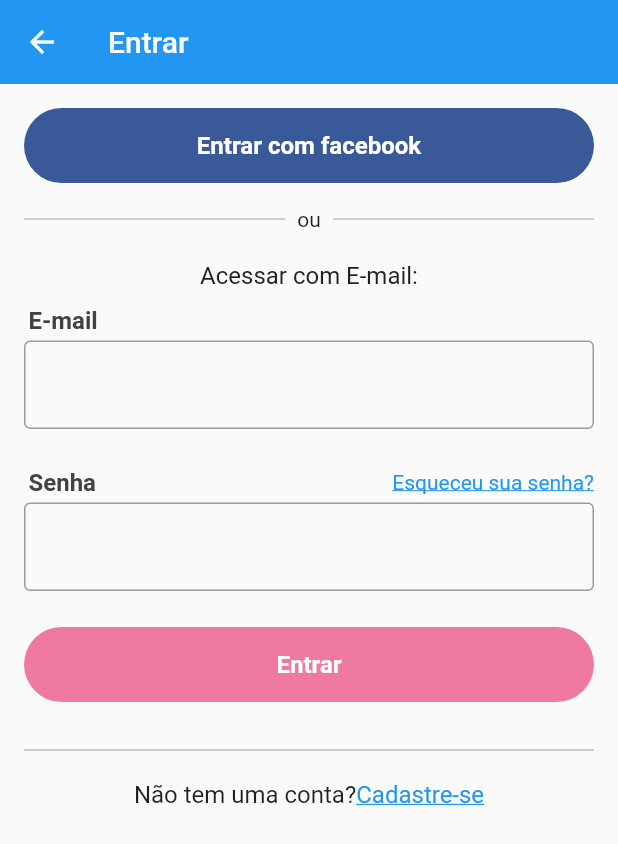
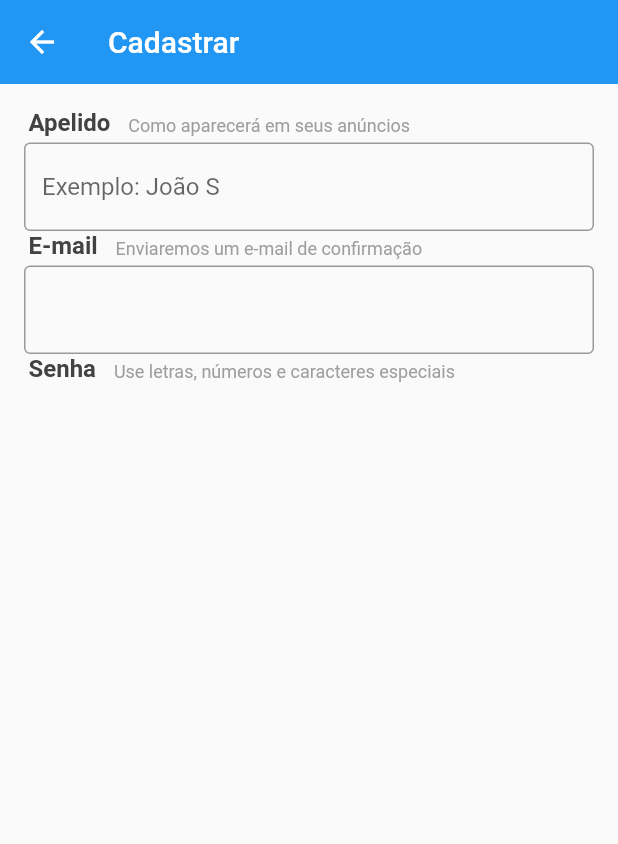
Before and after one commit to dieinimymaganha/olx, a Flutter app: the LoginScreen screen opened directly, after a tap on "Cadastre-se", on a phone screen of 412 x 824 dp. Shown: the top 844 px of the screen. Run offline on Flutter 3.47's test engine with Material 2 defaults, Android fonts, the phone set to English and light mode, and no system bars; our stand-ins replace brasil_fields, parse_server_sdk, rxdart.

Commit message:
284 - 19 - Começando a tela de cadastro

```diff
--- a/xlo/lib/screens/base/base_screen.dart
+++ b/xlo/lib/screens/base/base_screen.dart
@@ -25,7 +25,9 @@ class _BaseScreenState extends State<BaseScreen> {
       _drawerBloc = drawerBloc;
       _drawerSubscription?.cancel();
       _drawerSubscription = _drawerBloc.outPage.listen((page) {
-        _pageController.jumpToPage(page);
+        try {
+          _pageController.jumpToPage(page);
+        } catch (e) {}
       });
     }
   }
--- a/xlo/lib/screens/login/login_screen.dart
+++ b/xlo/lib/screens/login/login_screen.dart
@@ -3,6 +3,7 @@ import 'package:xlo/blocs/login/field_state.dart';
 import 'package:xlo/blocs/login/login_bloc.dart';
 import 'package:xlo/screens/login/widget/login_button.dart';
 import 'package:xlo/screens/login/widget/or_divoder.dart';
+import 'package:xlo/screens/signup/signup_screen.dart';
 
 import 'widget/facebook_button.dart';
 
@@ -123,9 +124,9 @@ class _LoginScreenState extends State<LoginScreen> {
                     ),
                     GestureDetector(
                       onTap: () {
-//                        Navigator.of(context).push(MaterialPageRoute(
-//                          builder: (context) => SingUpScreen();
-//                        ));
+                        Navigator.of(context).push(MaterialPageRoute(
+                          builder: (context) => SignUpScreen()
+                        ));
                       },
                       child: Text(
                         'Cadastre-se',
--- /dev/null
+++ b/xlo/lib/screens/signup/signup_screen.dart
@@ -0,0 +1,62 @@
+import 'package:flutter/material.dart';
+import 'package:xlo/screens/signup/widgets/field_title.dart';
+
+class SignUpScreen extends StatefulWidget {
+  @override
+  _SignUpScreenState createState() => _SignUpScreenState();
+}
+
+class _SignUpScreenState extends State<SignUpScreen> {
+  final GlobalKey<FormState> _formKey = GlobalKey<FormState>();
+
+  @override
+  Widget build(BuildContext context) {
+    return Scaffold(
+      appBar: AppBar(
+        elevation: 0,
+        title: const Text('Cadastrar'),
+      ),
+      body: Form(
+        key: _formKey,
+        child: ListView(
+          padding: const EdgeInsets.all(16),
+          children: <Widget>[
+            const FieldTitle(
+              title: 'Apelido',
+              subtitle: 'Como aparecerá em seus anúncios',
+            ),
+            TextFormField(
+              decoration: const InputDecoration(
+                  border: OutlineInputBorder(), hintText: 'Exemplo: João S'),
+              validator: (text) {
+                if (text.length < 6) {
+                  return 'Apelido muito curto';
+                }
+                return null;
+              },
+            ),
+            const FieldTitle(
+              title: 'E-mail',
+              subtitle: 'Enviaremos um e-mail de confirmação',
+            ),
+            TextFormField(
+              decoration: const InputDecoration(
+                border: OutlineInputBorder(),
+              ),
+              validator: (text) {
+                if (text.length < 6 || !text.contains('@')) {
+                  return 'E-mail inválido';
+                }
+                return null;
+              },
+            ),
+            const FieldTitle(
+              title: 'Senha',
+              subtitle: 'Use letras, números e caracteres especiais',
+            ),
+          ],
+        ),
+      ),
+    );
+  }
+}
--- /dev/null
+++ b/xlo/lib/screens/signup/widgets/field_title.dart
@@ -0,0 +1,37 @@
+import 'package:flutter/material.dart';
+import 'package:parse_server_sdk/generated/i18n.dart';
+
+class FieldTitle extends StatelessWidget {
+
+  const FieldTitle({this.title, this.subtitle});
+
+  final String title;
+  final String subtitle;
+
+  @override
+  Widget build(BuildContext context) {
+    return Padding(
+      padding: const EdgeInsets.only(left: 3, bottom: 4),
+      child: Row(
+        crossAxisAlignment: CrossAxisAlignment.end,
+        children: <Widget>[
+          Text(
+            '$title   ',
+            style: TextStyle(
+              color: Colors.grey[800],
+              fontSize: 16,
+              fontWeight: FontWeight.w700,
+            ),
+          ),
+          Text(
+            '$subtitle',
+            style: TextStyle(
+              color: Colors.grey,
+              fontSize: 12,
+            ),
+          )
+        ],
+      ),
+    );
+  }
+}
```
